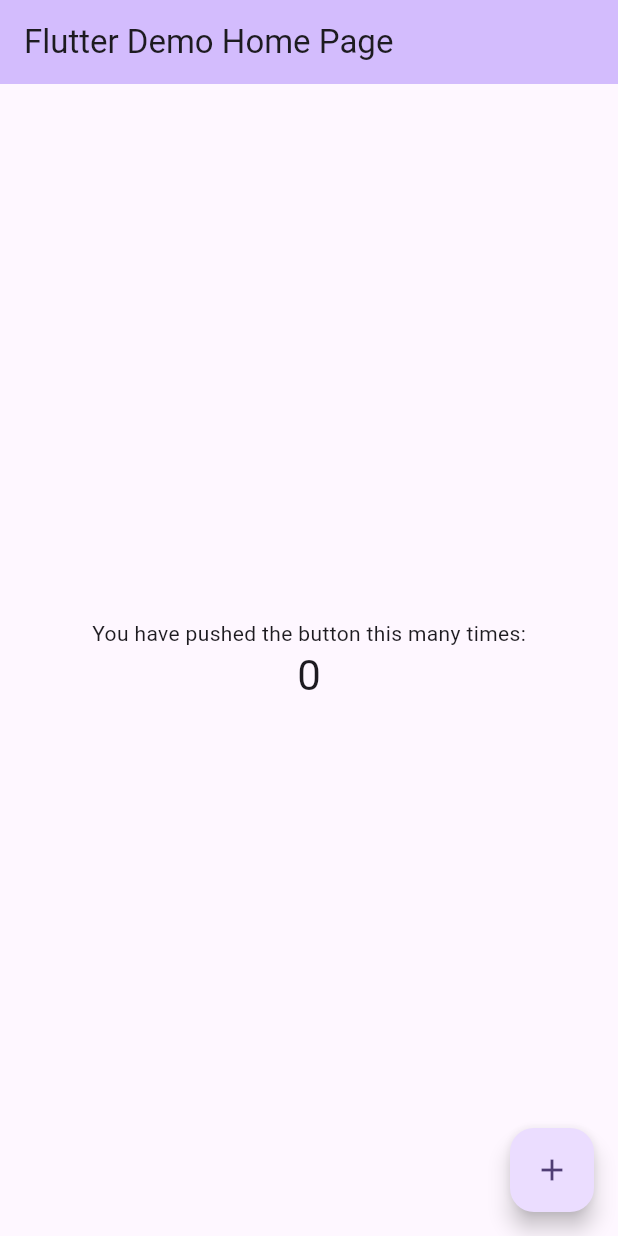
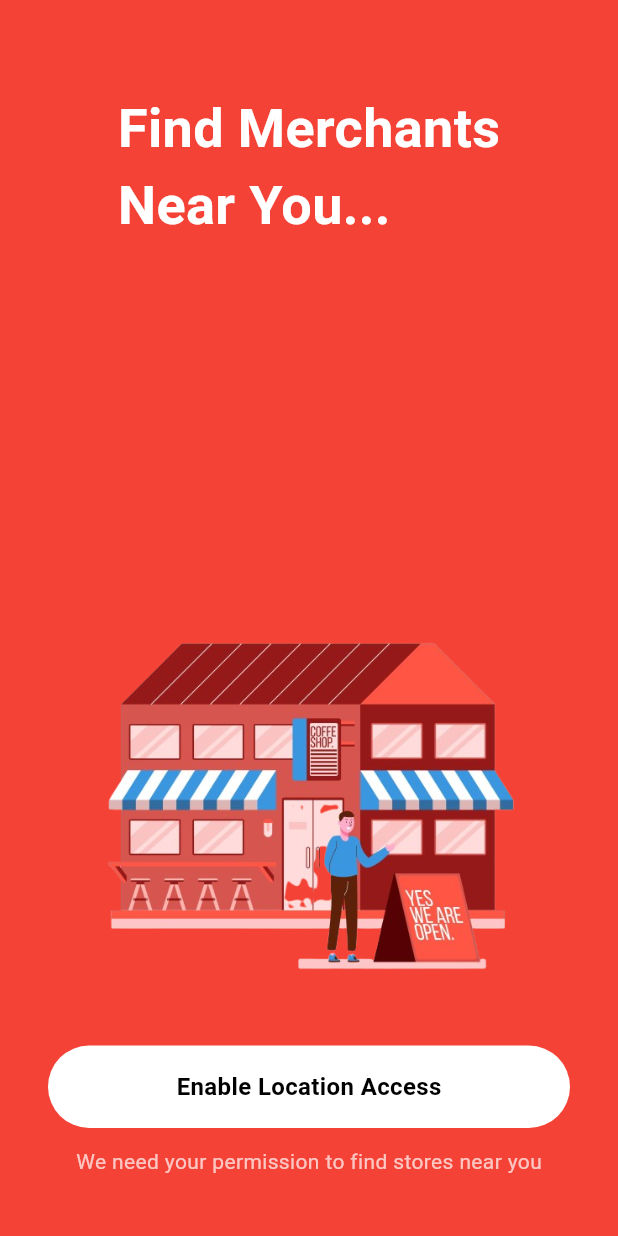
Before and after one commit to mchkbalaji/find-merchants-app, a Flutter app: the screen it shows after launch, on a phone screen of 412 x 824 dp. Run offline on Flutter 3.47's test engine with Material 3 defaults, Android fonts, the phone set to English and light mode, and no system bars; our stand-ins replace flutter_dotenv, flutter_map, geolocator, latlong2, permission_handler.

Commit message:
dart files added and updated

```diff
--- a/lib/main.dart
+++ b/lib/main.dart
@@ -1,122 +1,27 @@
 import 'package:flutter/material.dart';
+import 'package:flutter_dotenv/flutter_dotenv.dart';
+import 'screens/home_screen.dart';
 
-void main() {
-  runApp(const MyApp());
+Future<void> main() async {
+  // Load .env
+  await dotenv.load(fileName: ".env");
+
+  runApp(const FusionCardsApp());
 }
 
-class MyApp extends StatelessWidget {
-  const MyApp({super.key});
+class FusionCardsApp extends StatelessWidget {
+  const FusionCardsApp({super.key});
 
-  // This widget is the root of your application.
   @override
   Widget build(BuildContext context) {
     return MaterialApp(
-      title: 'Flutter Demo',
+      title: 'FusionCards Hackathon',
       theme: ThemeData(
-        // This is the theme of your application.
-        //
-        // TRY THIS: Try running your application with "flutter run". You'll see
-        // the application has a purple toolbar. Then, without quitting the app,
-        // try changing the seedColor in the colorScheme below to Colors.green
-        // and then invoke "hot reload" (save your changes or press the "hot
-        // reload" button in a Flutter-supported IDE, or press "r" if you used
-        // the command line to start the app).
-        //
-        // Notice that the counter didn't reset back to zero; the application
-        // state is not lost during the reload. To reset the state, use hot
-        // restart instead.
-        //
-        // This works for code too, not just values: Most code changes can be
-        // tested with just a hot reload.
-        colorScheme: ColorScheme.fromSeed(seedColor: Colors.deepPurple),
+        primarySwatch: Colors.red,
+        useMaterial3: true,
       ),
-      home: const MyHomePage(title: 'Flutter Demo Home Page'),
+      home: const HomeScreen(),
+      debugShowCheckedModeBanner: false,
     );
   }
 }
-
-class MyHomePage extends StatefulWidget {
-  const MyHomePage({super.key, required this.title});
-
-  // This widget is the home page of your application. It is stateful, meaning
-  // that it has a State object (defined below) that contains fields that affect
-  // how it looks.
-
-  // This class is the configuration for the state. It holds the values (in this
-  // case the title) provided by the parent (in this case the App widget) and
-  // used by the build method of the State. Fields in a Widget subclass are
-  // always marked "final".
-
-  final String title;
-
-  @override
-  State<MyHomePage> createState() => _MyHomePageState();
-}
-
-class _MyHomePageState extends State<MyHomePage> {
-  int _counter = 0;
-
-  void _incrementCounter() {
-    setState(() {
-      // This call to setState tells the Flutter framework that something has
-      // changed in this State, which causes it to rerun the build method below
-      // so that the display can reflect the updated values. If we changed
-      // _counter without calling setState(), then the build method would not be
-      // called again, and so nothing would appear to happen.
-      _counter++;
-    });
-  }
-
-  @override
-  Widget build(BuildContext context) {
-    // This method is rerun every time setState is called, for instance as done
-    // by the _incrementCounter method above.
-    //
-    // The Flutter framework has been optimized to make rerunning build methods
-    // fast, so that you can just rebuild anything that needs updating rather
-    // than having to individually change instances of widgets.
-    return Scaffold(
-      appBar: AppBar(
-        // TRY THIS: Try changing the color here to a specific color (to
-        // Colors.amber, perhaps?) and trigger a hot reload to see the AppBar
-        // change color while the other colors stay the same.
-        backgroundColor: Theme.of(context).colorScheme.inversePrimary,
-        // Here we take the value from the MyHomePage object that was created by
-        // the App.build method, and use it to set our appbar title.
-        title: Text(widget.title),
-      ),
-      body: Center(
-        // Center is a layout widget. It takes a single child and positions it
-        // in the middle of the parent.
-        child: Column(
-          // Column is also a layout widget. It takes a list of children and
-          // arranges them vertically. By default, it sizes itself to fit its
-          // children horizontally, and tries to be as tall as its parent.
-          //
-          // Column has various properties to control how it sizes itself and
-          // how it positions its children. Here we use mainAxisAlignment to
-          // center the children vertically; the main axis here is the vertical
-          // axis because Columns are vertical (the cross axis would be
-          // horizontal).
-          //
-          // TRY THIS: Invoke "debug painting" (choose the "Toggle Debug Paint"
-          // action in the IDE, or press "p" in the console), to see the
-          // wireframe for each widget.
-          mainAxisAlignment: MainAxisAlignment.center,
-          children: <Widget>[
-            const Text('You have pushed the button this many times:'),
-            Text(
-              '$_counter',
-              style: Theme.of(context).textTheme.headlineMedium,
-            ),
-          ],
-        ),
-      ),
-      floatingActionButton: FloatingActionButton(
-        onPressed: _incrementCounter,
-        tooltip: 'Increment',
-        child: const Icon(Icons.add),
-      ), // This trailing comma makes auto-formatting nicer for build methods.
-    );
-  }
-}
--- /dev/null
+++ b/lib/screens/home_screen.dart
@@ -0,0 +1,80 @@
+import 'package:flutter/material.dart';
+import 'package:permission_handler/permission_handler.dart';
+import 'map_screen.dart';
+
+class HomeScreen extends StatelessWidget {
+  const HomeScreen({super.key});
+
+  Future<void> _requestLocationPermission(BuildContext context) async {
+    final status = await Permission.location.request();
+    if (status.isGranted) {
+      Navigator.push(
+        context,
+        MaterialPageRoute(builder: (_) => const MapScreen()),
+      );
+    } else {
+      ScaffoldMessenger.of(context).showSnackBar(
+        const SnackBar(content: Text('Location permission is required.')),
+      );
+    }
+  }
+
+  @override
+  Widget build(BuildContext context) {
+    return Scaffold(
+      backgroundColor: Colors.red,
+      body: SafeArea(
+        child: Column(
+          children: [
+            const SizedBox(height: 60),
+            const Padding(
+              padding: EdgeInsets.symmetric(horizontal: 24),
+              child: Text(
+                'Find Merchants\nNear You...',
+                style: TextStyle(
+                  fontSize: 36,
+                  color: Colors.white,
+                  fontWeight: FontWeight.bold,
+                ),
+              ),
+            ),
+            const Spacer(),
+            // Replace with your actual asset or Figma export
+            Image.asset(
+              'assets/merchant_illustration.png',
+              height: 280,
+            ),
+            const SizedBox(height: 24),
+            GestureDetector(
+              onTap: () => _requestLocationPermission(context),
+              child: Container(
+                margin: const EdgeInsets.symmetric(horizontal: 32),
+                padding: const EdgeInsets.symmetric(vertical: 16),
+                decoration: BoxDecoration(
+                  color: Colors.white,
+                  borderRadius: BorderRadius.circular(30),
+                ),
+                child: const Center(
+                  child: Text(
+                    'Enable Location Access',
+                    style: TextStyle(
+                      color: Colors.black,
+                      fontWeight: FontWeight.bold,
+                      fontSize: 16,
+                    ),
+                  ),
+                ),
+              ),
+            ),
+            const SizedBox(height: 12),
+            const Text(
+              'We need your permission to find stores near you',
+              style: TextStyle(color: Colors.white70),
+            ),
+            const SizedBox(height: 40),
+          ],
+        ),
+      ),
+    );
+  }
+}
```
Also changed, not shown: lib/models/merchant.dart (added, +15 -0 lines), lib/screens/map_screen.dart (added, +95 -0 lines), lib/services/foursquare_service.dart (added, +27 -0 lines), lib/widgets/merchant_bottom_sheet.dart (added, +59 -0 lines), pubspec.yaml (+15 -75 lines), assets/merchant_illustration.png (added), pubspec.lock, 4 other files.
